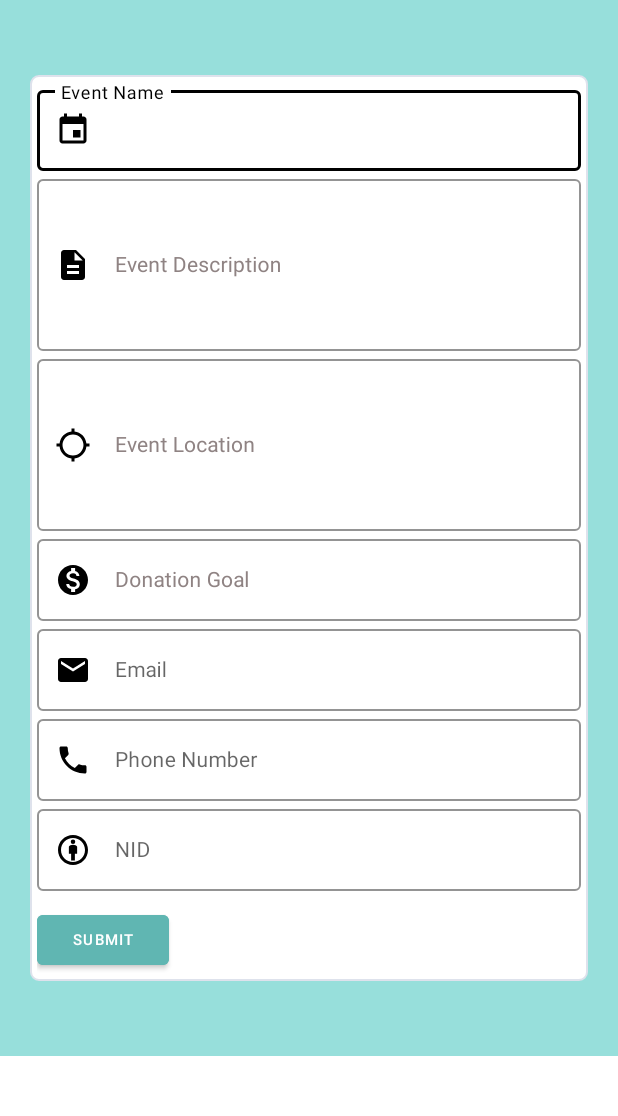
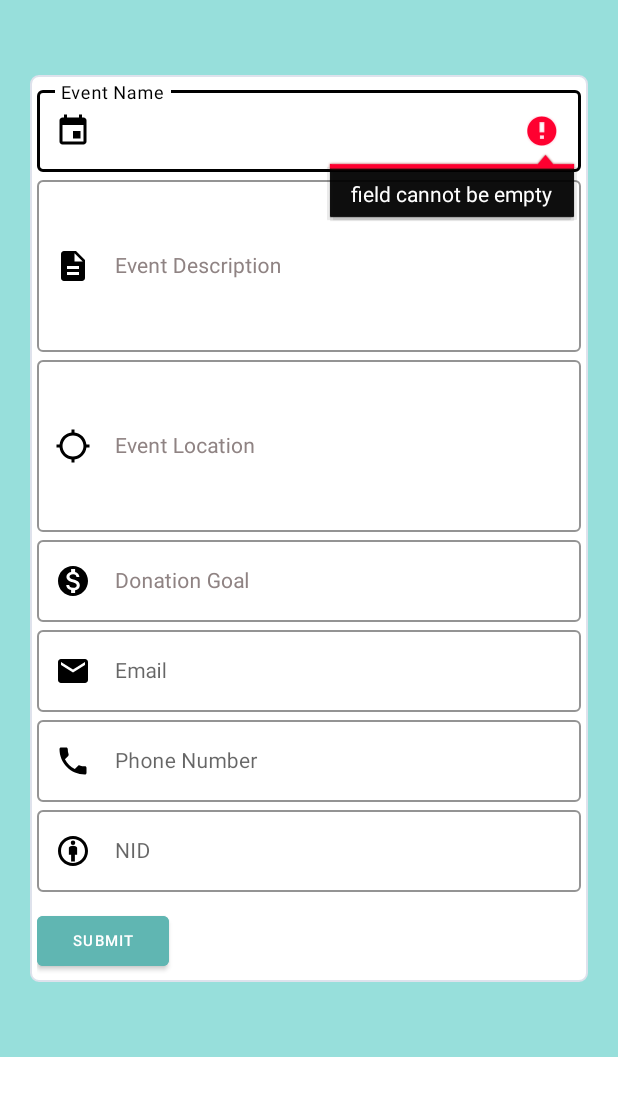
Before and after one commit to Abdulla-Al-Mued/fundForChangeTest, an Android app: the fragment createEventFragment placed in its activity, after a tap on "SUBMIT", on a phone screen of 412 x 824 dp, the part 84-1200 px from its top. Run offline under Robolectric (Android 15) with nearby library versions, the phone set to English and light mode, and no system bars; our stand-ins replace Firebase (no records; nobody signed in at launch, a user with empty details on screens opened directly); Roboto replaces fonts that are not available here.

Commit message:
if admin log in then certain options will hide and user error catching.

```diff
--- a/app/src/main/java/com/example/fundforchangetest/activities/signUp.java
+++ b/app/src/main/java/com/example/fundforchangetest/activities/signUp.java
@@ -124,9 +124,6 @@ public class signUp extends AppCompatActivity {
                 );
 
 
-                /*Intent intent = new Intent(getApplicationContext(), UserMainActivity.class);
-                startActivity(intent);*/
-
                 SharedPreferences sp = getSharedPreferences("datafile",MODE_PRIVATE);
                 SharedPreferences.Editor ed = sp.edit();
 
@@ -239,7 +236,7 @@ public class signUp extends AppCompatActivity {
     private boolean validatePhone() {
 
         String t1;
-        //String checkPhone = "^01[0-9][9]";
+
         checkPhoneExist();
         SharedPreferences sp = getSharedPreferences("datafile2",MODE_PRIVATE);
         SharedPreferences.Editor ed = sp.edit();
@@ -345,6 +342,7 @@ public class signUp extends AppCompatActivity {
         }
     }
 
+
     public void checkPhoneExist() {
 
 
--- a/app/src/main/java/com/example/fundforchangetest/activities/user/UserMainActivity.java
+++ b/app/src/main/java/com/example/fundforchangetest/activities/user/UserMainActivity.java
@@ -9,6 +9,7 @@ import androidx.drawerlayout.widget.DrawerLayout;
 import androidx.fragment.app.FragmentTransaction;
 
 import android.content.Intent;
+import android.content.SharedPreferences;
 import android.os.Bundle;
 import android.view.Menu;
 import android.view.MenuItem;
@@ -53,6 +54,14 @@ public class UserMainActivity extends AppCompatActivity implements NavigationVie
 
         //hide or show item
         Menu menu = navigationview.getMenu();
+        SharedPreferences sp3 = getSharedPreferences("datafile3",MODE_PRIVATE);
+        SharedPreferences.Editor ed3 = sp3.edit();
+        String role = sp3.getString("role","");
+
+        if(role.equals("user")){
+            menu.findItem(R.id.nav_myevents).setVisible(false);
+        }
+
         //menu.findItem(R.id.nav_login).setVisible(false);
 
         navigationview.setNavigationItemSelectedListener(this);
--- a/app/src/main/java/com/example/fundforchangetest/activities/user/event/addEvent.java
+++ b/app/src/main/java/com/example/fundforchangetest/activities/user/event/addEvent.java
@@ -21,23 +21,16 @@ public class addEvent {
 
     FirebaseFirestore dbroot = FirebaseFirestore.getInstance();
     String  en, edesc, el, email, pn, nid, uMail;
-    TextInputLayout txt,txt2,txt3,txt4,txt5,txt6, txt7;
+
     int edGoal;
 
-    public addEvent(String en, String edesc, String el, int edGoal, String email, String pn, String nid, TextInputLayout txt, TextInputLayout txt2, TextInputLayout txt3, TextInputLayout txt4, TextInputLayout txt5, TextInputLayout txt6, TextInputLayout txt7, String uMail) {
+    public addEvent(String en, String edesc, String el, int edGoal, String email, String pn, String nid, String uMail) {
         this.en = en;
         this.edesc = edesc;
         this.el = el;
         this.email = email;
         this.pn = pn;
         this.nid = nid;
-        this.txt = txt;
-        this.txt2 = txt2;
-        this.txt3 = txt3;
-        this.txt4 = txt4;
-        this.txt5 = txt5;
-        this.txt6 = txt6;
-        this.txt7 = txt7;
         this.edGoal = edGoal;
         this.uMail = uMail;
     }
--- a/app/src/main/java/com/example/fundforchangetest/activities/user/event/createEventFragment.java
+++ b/app/src/main/java/com/example/fundforchangetest/activities/user/event/createEventFragment.java
@@ -11,24 +11,14 @@ import androidx.annotation.NonNull;
 import androidx.annotation.Nullable;
 import androidx.fragment.app.Fragment;
 
-import android.text.Editable;
 import android.view.LayoutInflater;
 import android.view.View;
 import android.view.ViewGroup;
 import android.widget.Button;
-import android.widget.EditText;
 import android.widget.Toast;
 
 import com.example.fundforchangetest.R;
-import com.google.android.gms.tasks.OnCompleteListener;
-import com.google.android.gms.tasks.Task;
-import com.google.android.material.textfield.TextInputEditText;
 import com.google.android.material.textfield.TextInputLayout;
-import com.google.firebase.firestore.DocumentReference;
-import com.google.firebase.firestore.FirebaseFirestore;
-
-import java.util.HashMap;
-import java.util.Map;
 
 
 public class createEventFragment extends Fragment {
@@ -128,41 +118,41 @@ public class createEventFragment extends Fragment {
                 t5 = txt5.getEditText().getText().toString().trim();
                 t6 = txt6.getEditText().getText().toString().trim();
                 t7 = txt7.getEditText().getText().toString().trim();
+
+
+                if(t1.isEmpty()){
+                    txt.getEditText().setError("field cannot be empty");
+                    return;
+                }
+                if(t2.isEmpty()){
+                    txt2.getEditText().setError("field cannot  be empty");
+                }
+                if(t3.isEmpty()){
+                    txt3.getEditText().setError("field cannot  be empty");
+                    return;
+                }
+                if(t4.isEmpty()){
+                    txt4.getEditText().setError("Field Cannot Be empty");
+                    return;
+                }
+                if(t5.isEmpty()){
+                    txt5.getEditText().setError("field cannot  be empty");
+                    return;
+                }
+                if(t6.isEmpty()){
+                    txt6.getEditText().setError("field cannot  be empty");
+                    return;
+                }
+                if(t7.isEmpty()){
+                    txt7.getEditText().setError("field cannot  be empty");
+                    return;
+                }
+
+
+
                 t8 = Integer.parseInt(t4);
 
-
-                /*if(t1.isEmpty()){
-                    txt.getEditText().setError("Field Cannot Be empty");
-                }
-                else if(t2.isEmpty()){
-                    txt2.getEditText().setError("Field Cannot Be empty");
-                }
-                else if(t3.isEmpty()){
-                    txt3.getEditText().setError("Field Cannot Be empty");
-                }
-                else if(t4.isEmpty()){
-                    txt4.getEditText().setError("Field Cannot Be empty");
-                }
-                else if(t5.isEmpty() || t5.matches(checkEmail)){
-                    if(t5.isEmpty())
-                        txt5.getEditText().setError("Field Cannot Be empty");
-                    else
-                        txt5.getEditText().setError("Enter a Valid email");
-                }
-                else if(t6.isEmpty() || t6.length()!=11){
-                    if(t6.isEmpty())
-                        txt6.getEditText().setError("Field Cannot Be empty");
-                    else
-                        txt6.getEditText().setError("Invalid number");
-                }
-                else if(t7.isEmpty()){
-                    txt7.getEditText().setError("Field Cannot Be empty");
-                }
-                else{
-
-                }*/
-
-                ob = new addEvent(t1,t2,t3,t8,t5,t5,t7,txt,txt2,txt3,txt4,txt5,txt6,txt7,uMail);
+                ob = new addEvent(t1,t2,t3,t8,t5,t5,t7,uMail);
 
                 ob.insert();
                 txt.getEditText().setText("");
--- a/app/src/main/java/com/example/fundforchangetest/otpVerification/otpVerification.java
+++ b/app/src/main/java/com/example/fundforchangetest/otpVerification/otpVerification.java
@@ -182,6 +182,11 @@ public class otpVerification extends AppCompatActivity {
         SharedPreferences.Editor ed = sp.edit();
         ed.putString("email",getIntent().getStringExtra("email"));
         ed.commit();
+
+        SharedPreferences sp3 = getSharedPreferences("datafile3",MODE_PRIVATE);
+        SharedPreferences.Editor ed3 = sp3.edit();
+        ed3.putString("role","user");
+        ed3.commit();
     }
 
     private void moveTxtField() {
```
Also changed, not shown: app/src/main/java/com/example/fundforchangetest/activities/LogIn.java (+9 -1 lines), app/src/main/java/com/example/fundforchangetest/activities/profile.java (+10 -0 lines).
